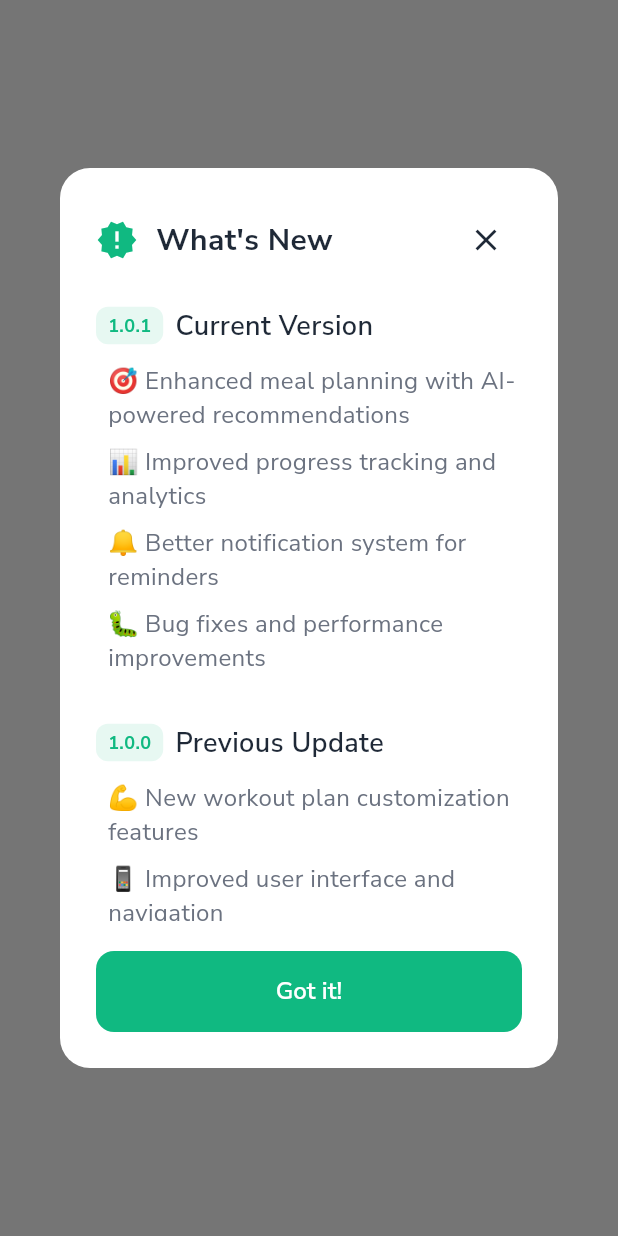
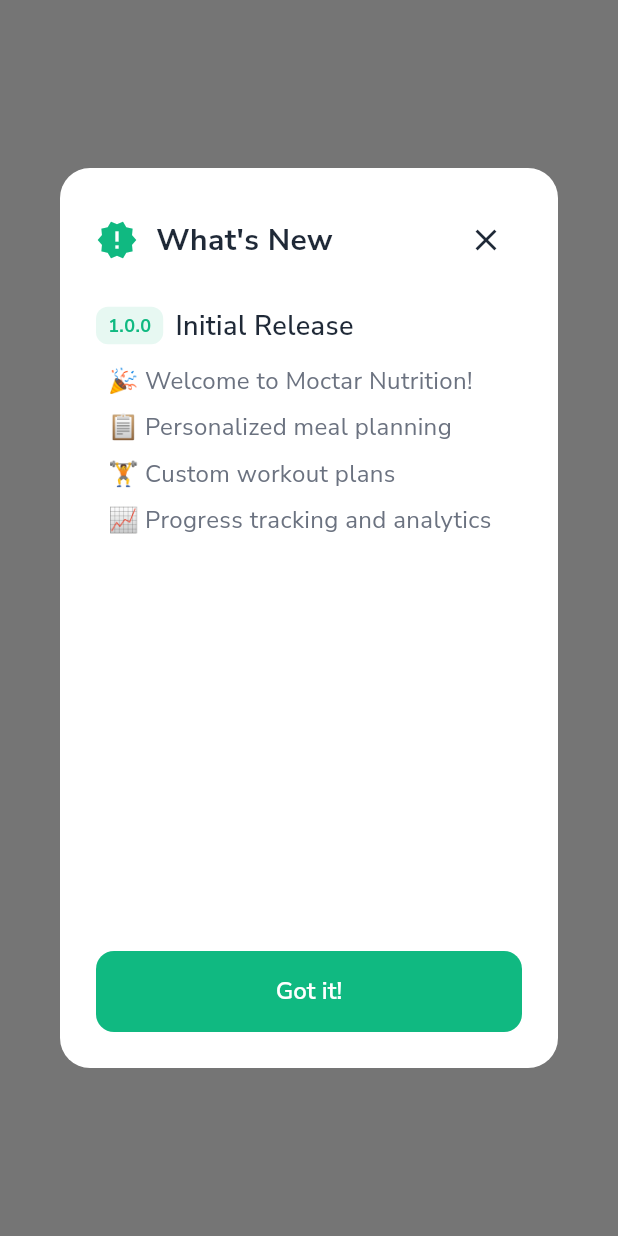
Before and after one commit to mahmoudal99/moctarnutrition, a Flutter app: the screen it shows once a user with an empty profile is signed in, on a phone screen of 412 x 824 dp. Run offline on Flutter 3.47's test engine with Material 3 defaults, Android fonts, the phone set to English and light mode, and no system bars; our stand-ins replace cached_network_image, cloud_firestore, firebase_auth, firebase_core, firebase_storage, fl_chart and 15 more; missing offline and left inert: flutter_floating_bottom_bar; accounts and stored records are empty; project files that could hold a hidden picture were left out.

Commit message:
Update whats_new_modal.dart

```diff
--- a/lib/shared/services/auth_service.dart
+++ b/lib/shared/services/auth_service.dart
@@ -811,7 +811,6 @@ class AuthService {
         throw Exception('User not authenticated');
       }
 
-      // Re-authenticate user before changing password
       final AuthCredential credential = EmailAuthProvider.credential(
         email: currentUser.email!,
         password: currentPassword,
--- a/lib/shared/widgets/whats_new_modal.dart
+++ b/lib/shared/widgets/whats_new_modal.dart
@@ -59,28 +59,6 @@ class WhatsNewModal extends StatelessWidget {
                   crossAxisAlignment: CrossAxisAlignment.start,
                   children: [
                     _buildVersionSection(
-                      currentVersion,
-                      "Current Version",
-                      [
-                        "🎯 Enhanced meal planning with AI-powered recommendations",
-                        "📊 Improved progress tracking and analytics",
-                        "🔔 Better notification system for reminders",
-                        "🐛 Bug fixes and performance improvements",
-                      ],
-                    ),
-                    const SizedBox(height: 24),
-                    _buildVersionSection(
-                      _getPreviousVersion(currentVersion),
-                      "Previous Update",
-                      [
-                        "💪 New workout plan customization features",
-                        "📱 Improved user interface and navigation",
-                        "🍎 Enhanced nutrition tracking capabilities",
-                        "⚡ Faster app performance",
-                      ],
-                    ),
-                    const SizedBox(height: 24),
-                    _buildVersionSection(
                       _getInitialVersion(currentVersion),
                       "Initial Release",
                       [
@@ -88,7 +66,6 @@ class WhatsNewModal extends StatelessWidget {
                         "📋 Personalized meal planning",
                         "🏋️ Custom workout plans",
                         "📈 Progress tracking and analytics",
-                        "🔐 Secure user authentication",
                       ],
                     ),
                   ],
```
